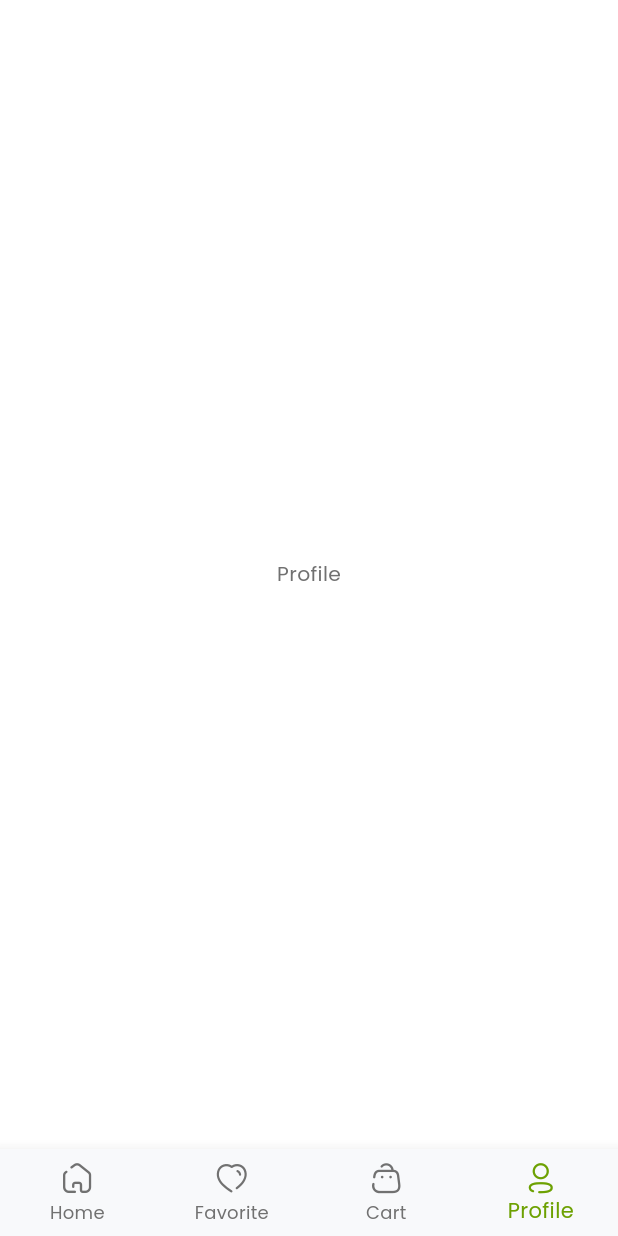
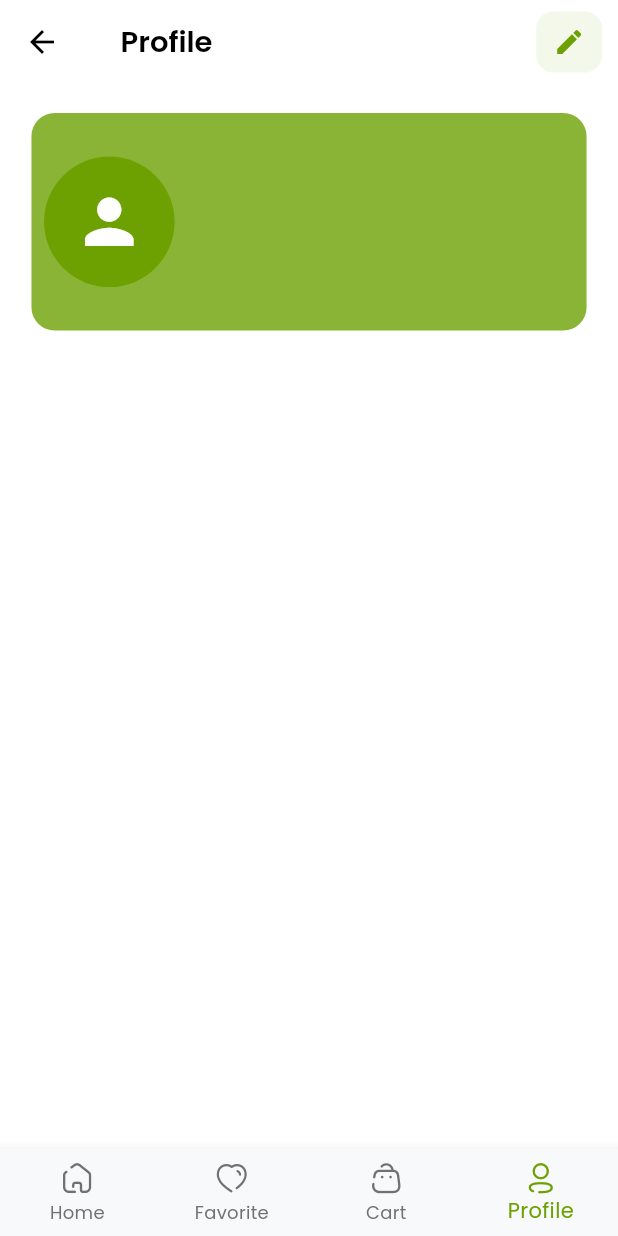
Before and after one commit to mohamed3hussin/greeno_app, a Flutter app: the NavigationView screen opened directly with empty values, item 4 of the bottom bar chosen, on a phone screen of 412 x 824 dp. Run offline on Flutter 3.47's test engine with Material 3 defaults, Android fonts, the phone set to English and light mode, and no system bars; our stand-ins replace carousel_slider, cloud_firestore, dartz, email_validator, equatable, firebase_auth and 12 more; accounts and stored records are empty.

Commit message:
profile ui v1 order logic v1 commit

```diff
--- a/lib/features/navigation/presentation/widgets/navigation_view.dart
+++ b/lib/features/navigation/presentation/widgets/navigation_view.dart
@@ -2,6 +2,7 @@ import 'package:flutter/material.dart';
 import 'package:flutter_bloc/flutter_bloc.dart';
 import 'package:greeno_app/features/cart/presentation/pages/cart_page.dart';
 import 'package:greeno_app/features/favorite/presentation/pages/favorite_page.dart';
+import 'package:greeno_app/features/profile/presentation/pages/profile_page.dart';
 
 import '../../../../core/assets_date/iconBroken.dart';
 import '../../../../core/theme/app_colors.dart';
@@ -24,12 +25,7 @@ class NavigationView extends StatelessWidget {
           HomePage(user: user,),
           FavoritePage(),
           CartPage(user: user,),
-
-          const Scaffold(
-            body: Center(
-              child: Text('Profile'),
-            ),
-          ),
+          ProfilePage(user: user),
         ];
 
         return Scaffold(
--- /dev/null
+++ b/lib/features/profile/presentation/pages/profile_page.dart
@@ -0,0 +1,32 @@
+import 'package:flutter/material.dart';
+import 'package:flutter_screenutil/flutter_screenutil.dart';
+import 'package:greeno_app/core/theme/app_colors.dart';
+import 'package:greeno_app/core/theme/app_text_styles.dart';
+import 'package:greeno_app/features/auth/domain/entities/user_entity.dart';
+import 'package:greeno_app/features/home/presentation/widgets/home_icon_button.dart';
+import 'package:greeno_app/features/profile/presentation/widget/profile_view.dart';
+
+class ProfilePage extends StatelessWidget {
+  const ProfilePage({
+    super.key,
+    required this.user
+  });
+  final UserEntity user;
+  @override
+  Widget build(BuildContext context) {
+    return Scaffold(
+      appBar: AppBar(
+        title: Padding(
+          padding: EdgeInsets.only(left: 8.w),
+          child: Text('Profile'),
+        ),
+        centerTitle: false,
+        actions: [
+          HomeIconButton(icon: Icons.edit, onPressed: (){}, color: AppColors.primary)
+        ],
+        actionsPadding: EdgeInsets.only(right: 10.w),
+      ),
+      body: ProfileView(user: user,),
+    );
+  }
+}
--- /dev/null
+++ b/lib/features/profile/presentation/widget/profile_header.dart
@@ -0,0 +1,81 @@
+import 'package:flutter/material.dart';
+import 'package:flutter_screenutil/flutter_screenutil.dart';
+import 'package:greeno_app/core/theme/app_colors.dart';
+import 'package:greeno_app/core/theme/app_text_styles.dart';
+import 'package:greeno_app/features/auth/domain/entities/user_entity.dart';
+
+class ProfileHeader extends StatelessWidget {
+  const ProfileHeader({
+    super.key,
+    required this.onTap,
+    required this.user
+  });
+  final VoidCallback onTap;
+  final UserEntity user;
+  @override
+  Widget build(BuildContext context) {
+    return GestureDetector(
+      onTap: onTap,
+        child: Container(
+          width: double.infinity,
+          height: 150.h,
+          decoration: BoxDecoration(
+            color: AppColors.primary.withValues(alpha: 0.8),
+            borderRadius: BorderRadius.circular(16.r),
+          ),
+          child: Padding(
+            padding: EdgeInsets.symmetric(horizontal: 8.w),
+            child: Row(
+              children: [
+                CircleAvatar(
+                  radius: 45.r,
+                  child: Icon(
+                    Icons.person,
+                    size: 50.sp,
+                  ),
+                ),
+                SizedBox(width: 12.w,),
+                Expanded(
+                  child: Padding(
+                    padding: EdgeInsets.symmetric(vertical: 12.h),
+                    child: Column(
+                      crossAxisAlignment: CrossAxisAlignment.start,
+                      mainAxisAlignment: MainAxisAlignment.center,
+                      children: [
+                        Text(
+                          user.name,
+                          style: AppTextStyles.body.copyWith(
+                            color: AppColors.surface,
+                            fontWeight: FontWeight.w600
+                          ),
+                        ),
+                        SizedBox(height: 8.h,),
+                        Text(
+                          user.email,
+                          maxLines: 1,
+                          overflow: TextOverflow.ellipsis,
+                          style: AppTextStyles.hint.copyWith(
+                              color: AppColors.surface,
+                              fontWeight: FontWeight.w400
+                          ),
+                        ),
+                        SizedBox(height: 8.h,),
+                        Text(
+                          user.phone,
+                          style: AppTextStyles.hint.copyWith(
+                              color: AppColors.surface,
+                              fontWeight: FontWeight.w400
+                          ),
+                        ),
+
+                      ],
+                    ),
+                  ),
+                ),
+              ],
+            ),
+          ),
+        )
+    );
+  }
+}
--- /dev/null
+++ b/lib/features/profile/presentation/widget/profile_view.dart
@@ -0,0 +1,25 @@
+import 'package:flutter/material.dart';
+import 'package:flutter_screenutil/flutter_screenutil.dart';
+import 'package:greeno_app/features/auth/domain/entities/user_entity.dart';
+import 'package:greeno_app/features/profile/presentation/widget/profile_header.dart';
+
+class ProfileView extends StatelessWidget {
+  const ProfileView({
+    super.key,
+    required this.user
+  });
+  final UserEntity user;
+  @override
+  Widget build(BuildContext context) {
+    return Padding(
+      padding: EdgeInsets.symmetric(horizontal: 20.w,vertical: 20.h),
+      child: SingleChildScrollView(
+        child: Column(
+          children: [
+            ProfileHeader(onTap: (){}, user: user),
+          ],
+        ),
+      ),
+    );
+  }
+}
```
Also changed, not shown: lib/core/dependency_injection/injection_container.dart (+18 -1 lines), lib/features/orders/data/datasource/order_remote_data_source.dart (added, +7 -0 lines), lib/features/orders/data/datasource/order_remote_data_source_impl.dart (added, +30 -0 lines), lib/features/orders/data/repository_impl/order_repository_impl.dart (added, +33 -0 lines), lib/features/orders/domain/repositories/order_repository.dart (added, +7 -0 lines), lib/features/orders/domain/usecases/get_orders_use_case.dart (added, +15 -0 lines), lib/features/orders/presentation/cubit/orders_cubit.dart (added, +24 -0 lines), lib/features/orders/presentation/cubit/orders_state.dart (added, +25 -0 lines).
